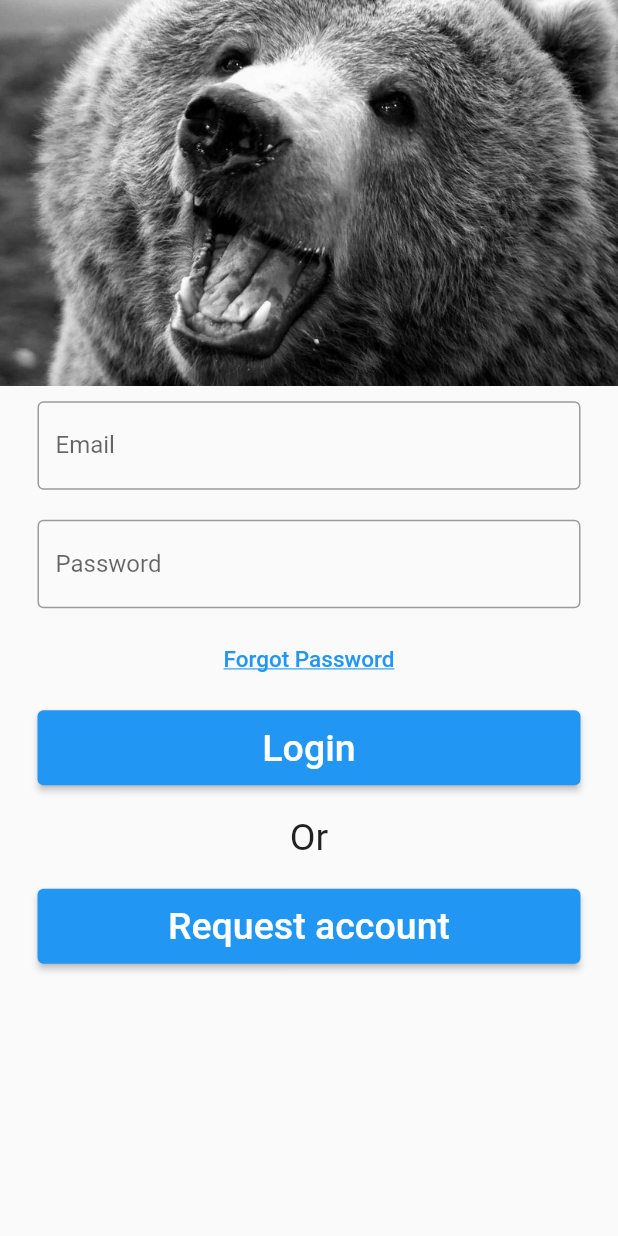
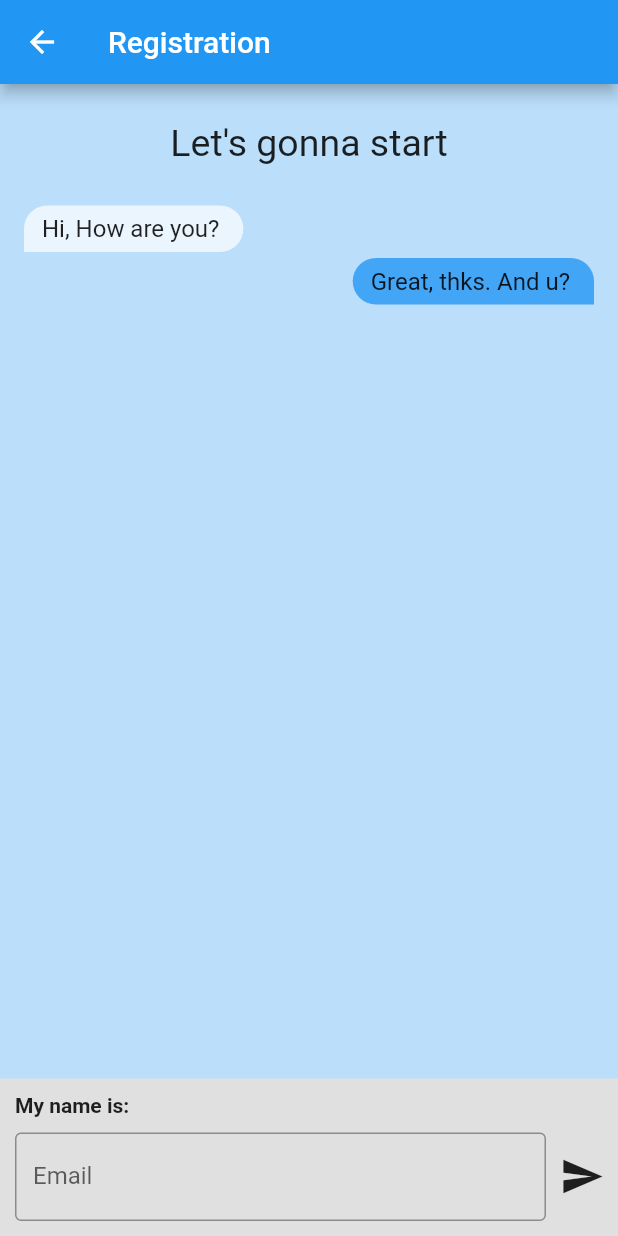
Before and after one commit to aismaniotto/registration_app, a Flutter app: the screen it shows after launch, after a tap on "Request account", on a phone screen of 412 x 824 dp. Run offline on Flutter 3.47's test engine with Material 2 defaults, Android fonts, the phone set to English and light mode, and no system bars; our stand-ins replace chat_bubbles, get.

Commit message:
feature: create layout of chat to registration

```diff
--- a/lib/UserInterface/Pages/login_page.dart
+++ b/lib/UserInterface/Pages/login_page.dart
@@ -1,4 +1,6 @@
 import 'package:flutter/material.dart';
+import 'package:get/route_manager.dart';
+import 'package:registration_app/UserInterface/Pages/registration_page.dart';
 
 class LoginPage extends StatelessWidget {
   const LoginPage({Key? key}) : super(key: key);
@@ -80,7 +82,9 @@ class LoginPage extends StatelessWidget {
                   style: ElevatedButton.styleFrom(
                     minimumSize: const Size(double.infinity, 50),
                   ),
-                  onPressed: () {},
+                  onPressed: () {
+                    Get.to(const RegistrationPage());
+                  },
                   child: const Text(
                     'Request account',
                     style: TextStyle(
--- /dev/null
+++ b/lib/UserInterface/Pages/registration_page.dart
@@ -0,0 +1,77 @@
+import 'package:chat_bubbles/bubbles/bubble_special_one.dart';
+import 'package:flutter/material.dart';
+
+class RegistrationPage extends StatelessWidget {
+  const RegistrationPage({Key? key}) : super(key: key);
+
+  @override
+  Widget build(BuildContext context) {
+    return Scaffold(
+      backgroundColor: Colors.blue.shade100,
+      appBar: AppBar(
+        title: const Text('Registration'),
+      ),
+      body: Column(
+        children: <Widget>[
+          Expanded(
+              child: ListView(
+            children: <Widget>[
+              Container(
+                alignment: Alignment.center,
+                padding: const EdgeInsets.all(25),
+                child: const Text(
+                  "Let's gonna start",
+                  style: TextStyle(fontSize: 25),
+                ),
+              ),
+              const BubbleSpecialOne(
+                text: 'Hi, How are you? ',
+                isSender: false,
+              ),
+              BubbleSpecialOne(
+                text: 'Great, thks. And u? ',
+                isSender: true,
+                color: Colors.blue.shade400,
+              ),
+            ],
+          )),
+          Container(
+            // padding: const EdgeInsets.symmetric(horizontal: 5, vertical: 10),
+            padding: const EdgeInsets.fromLTRB(10, 10, 0, 10),
+            decoration: BoxDecoration(color: Colors.grey.shade300),
+            alignment: FractionalOffset.bottomCenter,
+            child: Column(
+              children: [
+                Container(
+                  child: const Text(
+                    'My name is:',
+                    style: TextStyle(fontWeight: FontWeight.bold),
+                  ),
+                  alignment: Alignment.topLeft,
+                  margin: const EdgeInsets.only(bottom: 10),
+                ),
+                Row(
+                  children: [
+                    const Expanded(
+                      child: TextField(
+                        decoration: InputDecoration(
+                            border: OutlineInputBorder(),
+                            labelText: 'Email',
+                            hintText: 'Enter valid mail id as abc@gmail.com'),
+                      ),
+                    ),
+                    IconButton(
+                      icon: const Icon(Icons.send),
+                      iconSize: 30.0,
+                      onPressed: () {},
+                    )
+                  ],
+                ),
+              ],
+            ),
+          ),
+        ],
+      ),
+    );
+  }
+}
--- a/lib/main.dart
+++ b/lib/main.dart
@@ -2,4 +2,4 @@ import 'package:flutter/material.dart';
 import 'package:get/get.dart';
 import 'package:registration_app/UserInterface/Pages/login_page.dart';
 
-void main() => runApp(GetMaterialApp(home: LoginPage()));
+void main() => runApp(const GetMaterialApp(home: LoginPage()));
--- a/pubspec.yaml
+++ b/pubspec.yaml
@@ -35,6 +35,7 @@ dependencies:
   # Use with the CupertinoIcons class for iOS style icons.
   cupertino_icons: ^1.0.2
   get: ^4.3.8
+  chat_bubbles: ^1.1.0
 
 dev_dependencies:
   flutter_test:
```
Also changed, not shown: assets/images/flutter-logo.png (deleted), pubspec.lock.
